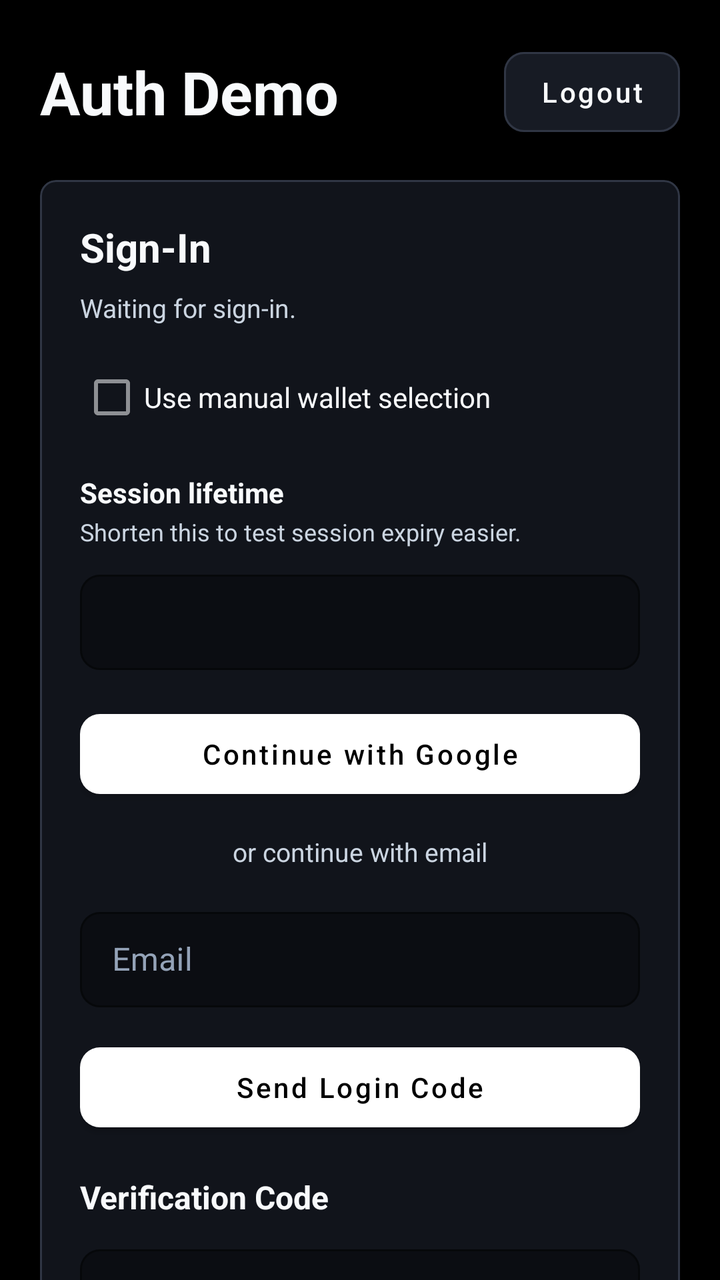
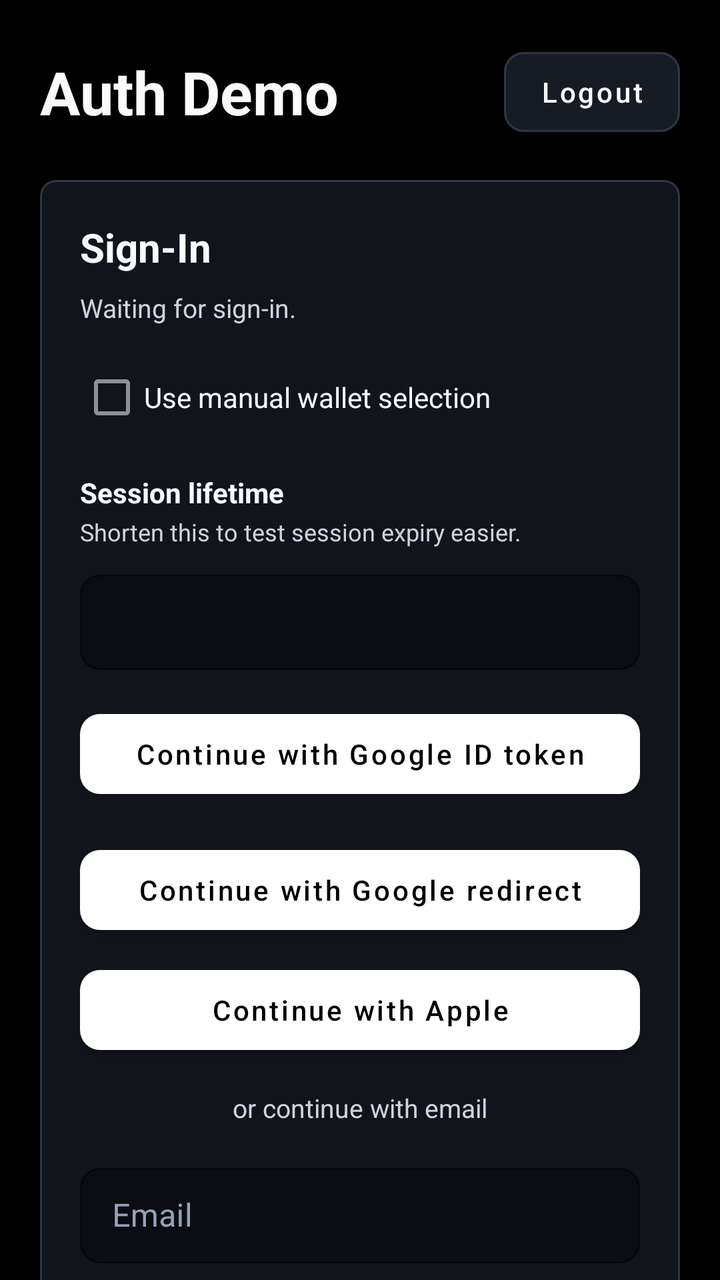

Before-and-after screenshots of an Android layout around one commit, followed by the original layout XML and the change that was made.
<!-- AndroidManifest.xml: application theme Theme.Kotlinsdk -->
<!-- res/layout/activity_auth_demo.xml -->
<?xml version="1.0" encoding="utf-8"?>
<androidx.core.widget.NestedScrollView xmlns:android="http://schemas.android.com/apk/res/android"
    xmlns:app="http://schemas.android.com/apk/res-auto"
    android:id="@+id/authDemoRoot"
    android:layout_width="match_parent"
    android:layout_height="match_parent"
    android:clipToPadding="false"
    android:fillViewport="true">

    <LinearLayout
        android:layout_width="match_parent"
        android:layout_height="wrap_content"
        android:orientation="vertical"
        android:padding="20dp">

        <LinearLayout
            android:layout_width="match_parent"
            android:layout_height="wrap_content"
            android:gravity="center_vertical"
            android:orientation="horizontal">

            <LinearLayout
                android:layout_width="0dp"
                android:layout_height="wrap_content"
                android:layout_weight="1"
                android:orientation="vertical">

                <TextView
                    android:layout_width="match_parent"
                    android:layout_height="wrap_content"
                    android:text="Auth Demo"
                    android:textColor="@color/slate_900"
                    android:textSize="30sp"
                    android:textStyle="bold" />

            </LinearLayout>

            <com.google.android.material.button.MaterialButton
                android:id="@+id/resetSessionButton"
                style="@style/Widget.Kotlinsdk.Button.Outline"
                android:layout_width="wrap_content"
                android:layout_height="wrap_content"
                android:layout_marginStart="12dp"
                android:text="Logout" />
        </LinearLayout>

        <com.google.android.material.card.MaterialCardView
            android:id="@+id/sessionStateCard"
            style="@style/Widget.Kotlinsdk.Card"
            android:layout_width="match_parent"
            android:layout_height="wrap_content"
            android:layout_marginTop="18dp"
            android:visibility="gone">

            <LinearLayout
                android:layout_width="match_parent"
                android:layout_height="wrap_content"
                android:orientation="vertical"
                android:padding="20dp">

                <TextView
                    android:layout_width="wrap_content"
                    android:layout_height="wrap_content"
                    android:text="OMSClientSessionState"
                    android:textColor="@color/slate_900"
                    android:textSize="18sp"
                    android:textStyle="bold" />

                <TextView
                    android:id="@+id/sessionStateView"
                    android:layout_width="match_parent"
                    android:layout_height="wrap_content"
                    android:layout_marginTop="10dp"
                    android:textColor="@color/slate_700"
                    android:textIsSelectable="true"
                    android:textSize="12sp"
                    android:typeface="monospace" />
            </LinearLayout>
        </com.google.android.material.card.MaterialCardView>

        <com.google.android.material.card.MaterialCardView
            android:id="@+id/authCard"
            style="@style/Widget.Kotlinsdk.Card"
            android:layout_width="match_parent"
            android:layout_height="wrap_content"
            android:layout_marginTop="18dp">

            <LinearLayout
                android:layout_width="match_parent"
                android:layout_height="wrap_content"
                android:orientation="vertical"
                android:padding="20dp">

                <TextView
                    android:layout_width="wrap_content"
                    android:layout_height="wrap_content"
                    android:text="Sign-In"
                    android:textColor="@color/slate_900"
                    android:textSize="20sp"
                    android:textStyle="bold" />

                <TextView
                    android:id="@+id/authStatusView"
                    android:layout_width="match_parent"
                    android:layout_height="wrap_content"
                    android:layout_marginTop="8dp"
                    android:text="Waiting for sign-in."
                    android:textColor="@color/slate_700"
                    android:textSize="13sp" />

                <com.google.android.material.checkbox.MaterialCheckBox
                    android:id="@+id/manualWalletSelectionCheckbox"
                    android:layout_width="match_parent"
                    android:layout_height="wrap_content"
                    android:layout_marginTop="12dp"
                    android:text="Use manual wallet selection"
                    android:textColor="@color/slate_900"
                    android:textSize="14sp" />

                <TextView
                    android:layout_width="match_parent"
                    android:layout_height="wrap_content"
                    android:layout_marginTop="14dp"
                    android:text="Session lifetime"
                    android:textColor="@color/slate_900"
                    android:textSize="14sp"
                    android:textStyle="bold" />

                <TextView
                    android:layout_width="match_parent"
                    android:layout_height="wrap_content"
                    android:layout_marginTop="2dp"
                    android:text="Shorten this to test session expiry easier."
                    android:textColor="@color/slate_700"
                    android:textSize="12sp" />

                <com.google.android.material.textfield.TextInputLayout
                    style="@style/Widget.Kotlinsdk.TextInputLayout"
                    android:layout_width="match_parent"
                    android:layout_height="wrap_content"
                    android:layout_marginTop="8dp"
                    app:suffixText="seconds">

                    <com.google.android.material.textfield.TextInputEditText
                        android:id="@+id/sessionLifetimeInput"
                        android:layout_width="match_parent"
                        android:layout_height="wrap_content"
                        android:digits="0123456789"
                        android:inputType="number"
                        android:maxLines="1" />
                </com.google.android.material.textfield.TextInputLayout>

                <LinearLayout
                    android:id="@+id/emailStepContainer"
                    android:layout_width="match_parent"
                    android:layout_height="wrap_content"
                    android:orientation="vertical">

                    <com.google.android.material.button.MaterialButton
                        android:id="@+id/startGoogleSignInButton"
                        style="@style/Widget.Kotlinsdk.Button"
                        android:layout_width="match_parent"
                        android:layout_height="wrap_content"
                        android:layout_marginTop="16dp"
                        android:text="Continue with Google"
                        android:visibility="gone" />

                    <com.google.android.material.button.MaterialButton
                        android:id="@+id/startGoogleRedirectSignInButton"
                        style="@style/Widget.Kotlinsdk.Button"
                        android:layout_width="match_parent"
                        android:layout_height="wrap_content"
                        android:layout_marginTop="16dp"
                        android:text="Continue with Google" />

                    <TextView
                        android:layout_width="match_parent"
                        android:layout_height="wrap_content"
                        android:layout_marginTop="14dp"
                        android:gravity="center"
                        android:text="or continue with email"
                        android:textColor="@color/slate_700"
                        android:textSize="13sp" />

                    <com.google.android.material.textfield.TextInputLayout
                        style="@style/Widget.Kotlinsdk.TextInputLayout"
                        android:layout_width="match_parent"
                        android:layout_height="wrap_content"
                        android:layout_marginTop="16dp"
                        android:hint="Email">

                        <com.google.android.material.textfield.TextInputEditText
                            android:id="@+id/emailInput"
                            android:layout_width="match_parent"
                            android:layout_height="wrap_content"
                            android:inputType="textEmailAddress" />
                    </com.google.android.material.textfield.TextInputLayout>

                    <com.google.android.material.button.MaterialButton
                        android:id="@+id/startEmailSignInButton"
                        style="@style/Widget.Kotlinsdk.Button"
                        android:layout_width="match_parent"
                        android:layout_height="wrap_content"
                        android:layout_marginTop="14dp"
                        android:text="Send Login Code" />
                </LinearLayout>

                <LinearLayout
                    android:id="@+id/codeStepContainer"
                    android:layout_width="match_parent"
                    android:layout_height="wrap_content"
                    android:layout_marginTop="18dp"
                    android:orientation="vertical">

                    <TextView
                        android:layout_width="wrap_content"
                        android:layout_height="wrap_content"
                        android:text="Verification Code"
                        android:textColor="@color/slate_900"
                        android:textSize="16sp"
                        android:textStyle="bold" />

                    <com.google.android.material.textfield.TextInputLayout
                        style="@style/Widget.Kotlinsdk.TextInputLayout"
                        android:layout_width="match_parent"
                        android:layout_height="wrap_content"
                        android:layout_marginTop="10dp"
                        android:hint="Enter code">

                        <com.google.android.material.textfield.TextInputEditText
                            android:id="@+id/codeInput"
                            android:layout_width="match_parent"
                            android:layout_height="wrap_content"
                            android:inputType="number" />
                    </com.google.android.material.textfield.TextInputLayout>

                    <LinearLayout
                        android:layout_width="match_parent"
                        android:layout_height="wrap_content"
                        android:layout_marginTop="12dp"
                        android:baselineAligned="false"
                        android:orientation="horizontal">

                        <com.google.android.material.button.MaterialButton
                            android:id="@+id/cancelCodeStepButton"
                            style="@style/Widget.Kotlinsdk.Button.Outline"
                            android:layout_width="0dp"
                            android:layout_height="52dp"
                            android:layout_weight="1"
                            android:text="Cancel" />

                        <Space
                            android:layout_width="12dp"
                            android:layout_height="1dp" />

                        <com.google.android.material.button.MaterialButton
                            android:id="@+id/confirmCodeButton"
                            style="@style/Widget.Kotlinsdk.Button"
                            android:layout_width="0dp"
                            android:layout_height="52dp"
                            android:layout_weight="1"
                            android:text="Send" />
                    </LinearLayout>
                </LinearLayout>
            </LinearLayout>
        </com.google.android.material.card.MaterialCardView>

        <LinearLayout
            android:id="@+id/walletActionsContainer"
            android:layout_width="match_parent"
            android:layout_height="wrap_content"
            android:layout_marginTop="16dp"
            android:orientation="vertical">

            <com.google.android.material.card.MaterialCardView
                style="@style/Widget.Kotlinsdk.Card"
                android:layout_width="match_parent"
                android:layout_height="wrap_content">

                <LinearLayout
                    android:layout_width="match_parent"
                    android:layout_height="wrap_content"
                    android:orientation="vertical"
                    android:padding="20dp">

                    <TextView
                        android:layout_width="wrap_content"
                        android:layout_height="wrap_content"
                        android:text="Wallet"
                        android:textColor="@color/slate_900"
                        android:textSize="20sp"
                        android:textStyle="bold" />

                    <TextView
                        android:id="@+id/walletAddressView"
                        android:layout_width="match_parent"
                        android:layout_height="wrap_content"
                        android:layout_marginTop="10dp"
                        android:text="Wallet address: pending"
                        android:textColor="@color/forest_700"
                        android:textIsSelectable="true"
                        android:textSize="13sp"
                        android:typeface="monospace" />

                    <com.google.android.material.button.MaterialButton
                        android:id="@+id/copyWalletAddressButton"
                        style="@style/Widget.Kotlinsdk.Button.Outline"
                        android:layout_width="wrap_content"
                        android:layout_height="40dp"
                        android:layout_marginTop="8dp"
                        android:text="Copy address" />

                    <com.google.android.material.textfield.TextInputLayout
                        style="@style/Widget.Kotlinsdk.TextInputLayout"
                        android:layout_width="match_parent"
                        android:layout_height="wrap_content"
                        android:layout_marginTop="14dp"
                        android:hint="Network"
                        app:endIconMode="dropdown_menu">

                        <com.google.android.material.textfield.MaterialAutoCompleteTextView
                            android:id="@+id/networkInput"
                            style="@style/Widget.Kotlinsdk.Dropdown"
                            android:layout_width="match_parent"
                            android:inputType="none" />
                    </com.google.android.material.textfield.TextInputLayout>
                </LinearLayout>
            </com.google.android.material.card.MaterialCardView>

            <com.google.android.material.card.MaterialCardView
                style="@style/Widget.Kotlinsdk.Card"
                android:layout_width="match_parent"
                android:layout_height="wrap_content"
                android:layout_marginTop="14dp">

                <LinearLayout
                    android:layout_width="match_parent"
                    android:layout_height="wrap_content"
                    android:orientation="vertical"
                    android:padding="20dp">

                    <TextView
                        android:layout_width="wrap_content"
                        android:layout_height="wrap_content"
                        android:text="Signature"
                        android:textColor="@color/slate_900"
                        android:textSize="20sp"
                        android:textStyle="bold" />

                    <com.google.android.material.textfield.TextInputLayout
                        style="@style/Widget.Kotlinsdk.TextInputLayout"
                        android:layout_width="match_parent"
                        android:layout_height="wrap_content"
                        android:layout_marginTop="14dp"
                        android:hint="Message to sign">

                        <com.google.android.material.textfield.TextInputEditText
                            android:id="@+id/messageInput"
                            android:layout_width="match_parent"
                            android:layout_height="wrap_content"
                            android:inputType="textMultiLine" />
                    </com.google.android.material.textfield.TextInputLayout>

                    <LinearLayout
                        android:layout_width="match_parent"
                        android:layout_height="wrap_content"
                        android:layout_marginTop="14dp"
                        android:baselineAligned="false"
                        android:orientation="horizontal">

                        <com.google.android.material.button.MaterialButton
                            android:id="@+id/signMessageButton"
                            style="@style/Widget.Kotlinsdk.Button"
                            android:layout_width="0dp"
                            android:layout_height="52dp"
                            android:layout_weight="1"
                            android:text="Sign Message" />

                        <Space
                            android:layout_width="12dp"
                            android:layout_height="1dp" />

                        <com.google.android.material.button.MaterialButton
                            android:id="@+id/verifySignatureButton"
                            style="@style/Widget.Kotlinsdk.Button.Outline"
                            android:layout_width="0dp"
                            android:layout_height="52dp"
                            android:layout_weight="1"
                            android:text="Verify Signature" />
                    </LinearLayout>

                    <TextView
                        android:id="@+id/lastSignatureView"
                        android:layout_width="match_parent"
                        android:layout_height="wrap_content"
                        android:layout_marginTop="14dp"
                        android:text="Last signature: none"
                        android:textColor="@color/slate_700"
                        android:textSize="12sp"
                        android:typeface="monospace" />

                    <TextView
                        android:id="@+id/signatureStatusView"
                        android:layout_width="match_parent"
                        android:layout_height="wrap_content"
                        android:layout_marginTop="10dp"
                        android:text="Signature status: waiting for a message."
                        android:textColor="@color/slate_700"
                        android:textSize="13sp" />
                </LinearLayout>
            </com.google.android.material.card.MaterialCardView>

            <com.google.android.material.card.MaterialCardView
                style="@style/Widget.Kotlinsdk.Card"
                android:layout_width="match_parent"
                android:layout_height="wrap_content"
                android:layout_marginTop="14dp">

                <LinearLayout
                    android:layout_width="match_parent"
                    android:layout_height="wrap_content"
                    android:orientation="vertical"
                    android:padding="20dp">

                    <TextView
                        android:layout_width="wrap_content"
                        android:layout_height="wrap_content"
                        android:text="Transaction"
                        android:textColor="@color/slate_900"
                        android:textSize="20sp"
                        android:textStyle="bold" />

                    <com.google.android.material.textfield.TextInputLayout
                        style="@style/Widget.Kotlinsdk.TextInputLayout"
                        android:layout_width="match_parent"
                        android:layout_height="wrap_content"
                        android:layout_marginTop="14dp"
                        android:hint="Transaction destination">

                        <com.google.android.material.textfield.TextInputEditText
                            android:id="@+id/transactionToInput"
                            android:layout_width="match_parent"
                            android:layout_height="wrap_content"
                            android:inputType="textNoSuggestions" />
                    </com.google.android.material.textfield.TextInputLayout>

                    <com.google.android.material.textfield.TextInputLayout
                        style="@style/Widget.Kotlinsdk.TextInputLayout"
                        android:layout_width="match_parent"
                        android:layout_height="wrap_content"
                        android:layout_marginTop="10dp"
                        android:hint="Transaction value">

                        <com.google.android.material.textfield.TextInputEditText
                            android:id="@+id/transactionValueInput"
                            android:layout_width="match_parent"
                            android:layout_height="wrap_content"
                            android:digits="0123456789."
                            android:inputType="numberDecimal"
                            android:text="0" />
                    </com.google.android.material.textfield.TextInputLayout>

                    <com.google.android.material.button.MaterialButton
                        android:id="@+id/sendTransactionButton"
                        style="@style/Widget.Kotlinsdk.Button"
                        android:layout_width="match_parent"
                        android:layout_height="wrap_content"
                        android:layout_marginTop="14dp"
                        android:text="Send Transaction" />

                    <TextView
                        android:id="@+id/lastTransactionHashView"
                        android:layout_width="match_parent"
                        android:layout_height="wrap_content"
                        android:layout_marginTop="14dp"
                        android:text="Last tx hash: none"
                        android:textColor="@color/slate_700"
                        android:textSize="12sp"
                        android:typeface="monospace" />

                    <TextView
                        android:id="@+id/transactionStatusView"
                        android:layout_width="match_parent"
                        android:layout_height="wrap_content"
                        android:layout_marginTop="10dp"
                        android:text="Transaction status: waiting to send."
                        android:textColor="@color/slate_700"
                        android:textSize="13sp" />

                    <com.google.android.material.button.MaterialButton
                        android:id="@+id/openExplorerButton"
                        style="@style/Widget.Kotlinsdk.Button.Outline"
                        android:layout_width="match_parent"
                        android:layout_height="wrap_content"
                        android:layout_marginTop="12dp"
                        android:text="Open Tx In Explorer" />
                </LinearLayout>
            </com.google.android.material.card.MaterialCardView>
        </LinearLayout>

        <com.google.android.material.card.MaterialCardView
            style="@style/Widget.Kotlinsdk.Card"
            android:layout_width="match_parent"
            android:layout_height="wrap_content"
            android:layout_marginTop="16dp"
            android:layout_marginBottom="20dp">

            <LinearLayout
                android:layout_width="match_parent"
                android:layout_height="wrap_content"
                android:orientation="vertical"
                android:padding="20dp">

                <TextView
                    android:layout_width="wrap_content"
                    android:layout_height="wrap_content"
                    android:text="Log"
                    android:textColor="@color/slate_900"
                    android:textSize="20sp"
                    android:textStyle="bold" />

                <TextView
                    android:id="@+id/logView"
                    android:layout_width="match_parent"
                    android:layout_height="wrap_content"
                    android:layout_marginTop="12dp"
                    android:minHeight="160dp"
                    android:text="Ready."
                    android:textColor="@color/slate_700"
                    android:textIsSelectable="true"
                    android:textSize="12sp"
                    android:typeface="monospace" />
            </LinearLayout>
        </com.google.android.material.card.MaterialCardView>
    </LinearLayout>
</androidx.core.widget.NestedScrollView>
<!-- resources referenced by this layout -->
<resources>
  <color name="forest_700">#7EE787</color>
  <color name="slate_700">#CBD5E1</color>
  <color name="slate_900">#F8FAFC</color>
  <style name="Widget.Kotlinsdk.Button" parent="Widget.MaterialComponents.Button">
          <item name="android:minHeight">52dp</item>
          <item name="android:textAllCaps">false</item>
          <item name="cornerRadius">10dp</item>
          <item name="elevation">0dp</item>
          <item name="backgroundTint">@color/amber_500</item>
          <item name="android:textColor">@color/black</item>
          <item name="rippleColor">@color/amber_700</item>
      </style>
  <style name="Widget.Kotlinsdk.Button.Outline" parent="Widget.MaterialComponents.Button.OutlinedButton">
          <item name="android:minHeight">52dp</item>
          <item name="android:textAllCaps">false</item>
          <item name="cornerRadius">10dp</item>
          <item name="elevation">0dp</item>
          <item name="strokeColor">@color/sand_300</item>
          <item name="strokeWidth">1dp</item>
          <item name="android:textColor">@color/slate_900</item>
          <item name="backgroundTint">@color/surface_700</item>
          <item name="rippleColor">@color/sand_200</item>
      </style>
  <style name="Widget.Kotlinsdk.Card" parent="Widget.MaterialComponents.CardView">
          <item name="cardBackgroundColor">@color/surface_800</item>
          <item name="cardCornerRadius">8dp</item>
          <item name="cardElevation">0dp</item>
          <item name="strokeColor">@color/sand_300</item>
          <item name="strokeWidth">1dp</item>
      </style>
  <style name="Widget.Kotlinsdk.Dropdown" parent="Widget.MaterialComponents.AutoCompleteTextView.OutlinedBox.Dense">
          <item name="android:layout_height">56dp</item>
          <item name="android:gravity">center_vertical</item>
          <item name="android:paddingStart">16dp</item>
          <item name="android:paddingEnd">48dp</item>
          <item name="android:singleLine">true</item>
          <item name="android:textColor">@color/slate_900</item>
          <item name="android:textColorHint">@color/slate_500</item>
          <item name="android:popupBackground">@color/surface_800</item>
          <item name="android:textSize">17sp</item>
      </style>
  <style name="Widget.Kotlinsdk.TextInputLayout" parent="Widget.MaterialComponents.TextInputLayout.OutlinedBox.Dense">
          <item name="boxBackgroundColor">@color/surface_900</item>
          <item name="boxStrokeColor">@color/sand_300</item>
          <item name="boxStrokeWidth">1dp</item>
          <item name="boxStrokeWidthFocused">1dp</item>
          <item name="colorControlNormal">@color/slate_500</item>
          <item name="colorControlActivated">@color/amber_500</item>
          <item name="hintTextColor">@color/slate_500</item>
          <item name="android:textColorHint">@color/slate_500</item>
          <item name="shapeAppearanceOverlay">@style/ShapeAppearance.Kotlinsdk.Field</item>
      </style>
  <color name="amber_500">#FFFFFF</color>
  <color name="black">#FF000000</color>
  <color name="amber_700">#D8DEE9</color>
  <color name="sand_300">#303644</color>
  <color name="surface_700">#171B24</color>
  <color name="sand_200">#1A1D24</color>
  <color name="surface_800">#11141B</color>
  <color name="slate_500">#94A3B8</color>
  <color name="surface_900">#0B0D12</color>
  <style name="ShapeAppearance.Kotlinsdk.Field" parent="">
          <item name="cornerFamily">rounded</item>
          <item name="cornerSize">10dp</item>
      </style>
  <color name="sand_50">#000000</color>
  <!-- unchanged entries left out for length: 1 -->
</resources>

<!-- the commit's change to res/layout/activity_auth_demo.xml (unified diff, before → after) -->
@@ -61,7 +61,7 @@
                 <TextView
                     android:layout_width="wrap_content"
                     android:layout_height="wrap_content"
-                    android:text="OMSClientSessionState"
+                    android:text="OMSWalletSessionState"
                     android:textColor="@color/slate_900"
                     android:textSize="18sp"
                     android:textStyle="bold" />
@@ -162,8 +162,7 @@
                         android:layout_width="match_parent"
                         android:layout_height="wrap_content"
                         android:layout_marginTop="16dp"
-                        android:text="Continue with Google"
-                        android:visibility="gone" />
+                        android:text="Continue with Google ID token" />
 
                     <com.google.android.material.button.MaterialButton
                         android:id="@+id/startGoogleRedirectSignInButton"
@@ -171,7 +170,15 @@
                         android:layout_width="match_parent"
                         android:layout_height="wrap_content"
                         android:layout_marginTop="16dp"
-                        android:text="Continue with Google" />
+                        android:text="Continue with Google redirect" />
+
+                    <com.google.android.material.button.MaterialButton
+                        android:id="@+id/startAppleRedirectSignInButton"
+                        style="@style/Widget.Kotlinsdk.Button"
+                        android:layout_width="match_parent"
+                        android:layout_height="wrap_content"
+                        android:layout_marginTop="8dp"
+                        android:text="Continue with Apple" />
 
                     <TextView
                         android:layout_width="match_parent"
